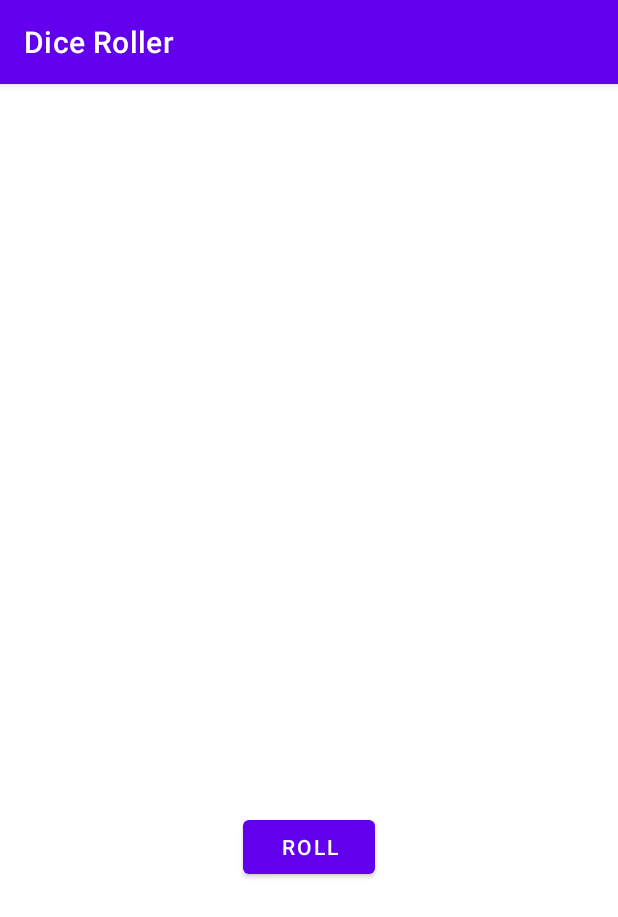
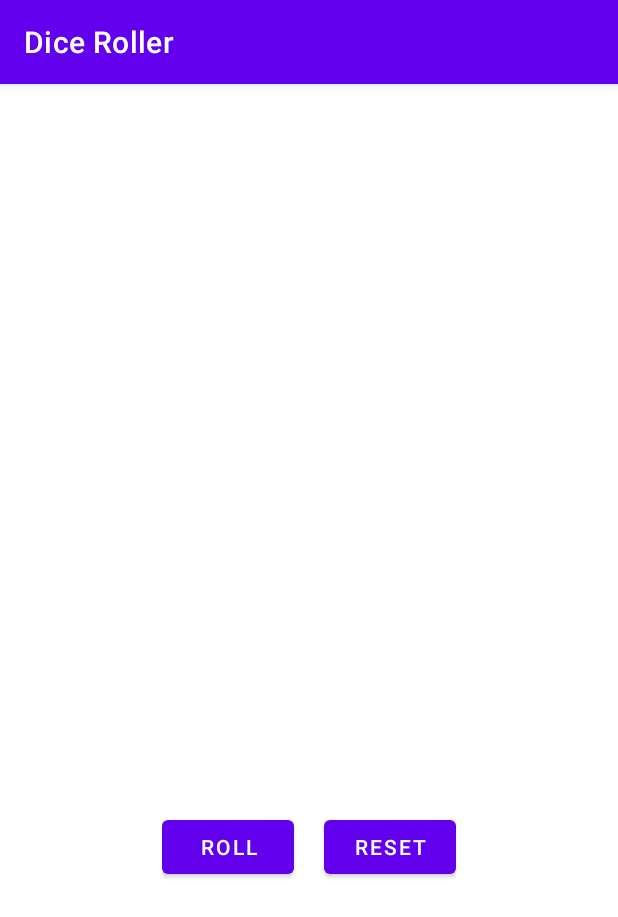
Before and after one commit to Int3ll3kt/Dice_Roller, an Android app: the screen it shows after launch (MainActivity), on a phone screen of 412 x 824 dp. Shown: the top 917 px of the screen. Run offline under Robolectric (Android 15) with nearby library versions, the phone set to English and light mode, and no system bars.

Commit message:
Android Kotlin Fundamentals 1.3 Image Resource and Compatibility Homework: Change the app Add a Clear button to the DiceRoller app that sets the dice image back to the empty image.
Homework Status: Completed

```diff
--- a/app/src/main/java/com/example/diceroller/MainActivity.kt
+++ b/app/src/main/java/com/example/diceroller/MainActivity.kt
@@ -23,7 +23,15 @@ class MainActivity : AppCompatActivity() {
         // Get the Button view from the layout and assign a click listener action
         val rollButton: Button = findViewById(R.id.roll_button)
         rollButton.setOnClickListener { rollDice() }
+        //Get the Button view from the layout and assign a click listener action
+        val resetButton: Button = findViewById((R.id.reset_button))
+        resetButton.setOnClickListener { resetDice() }
 
+    }
+
+    private fun resetDice() {
+        diceImage.setImageResource(R.drawable.empty_dice)
+        diceImage2.setImageResource(R.drawable.empty_dice)
     }
 
 
--- a/app/src/main/res/layout/activity_main.xml
+++ b/app/src/main/res/layout/activity_main.xml
@@ -35,12 +35,33 @@
     </LinearLayout>
 
 
-
-    <Button
-        android:id="@+id/roll_button"
+    <LinearLayout
         android:layout_width="wrap_content"
         android:layout_height="wrap_content"
-        android:text="@string/roll_label"
-        android:layout_gravity="center_horizontal"/>
+        android:layout_gravity="center_horizontal">
+
+
+        <Button
+            android:id="@+id/roll_button"
+            android:layout_width="wrap_content"
+            android:layout_height="wrap_content"
+            android:text="@string/roll_label"
+            android:layout_gravity="center_horizontal"
+            />
+
+        <Space
+            android:layout_width="20dp"
+            android:layout_height="wrap_content"/>
+        <Button
+            android:id="@+id/reset_button"
+            android:layout_width="wrap_content"
+            android:layout_height="wrap_content"
+            android:text="@string/reset_label"
+            android:layout_gravity="center_horizontal"
+            />
+
+
+    </LinearLayout>
+
 
 </LinearLayout>
```
